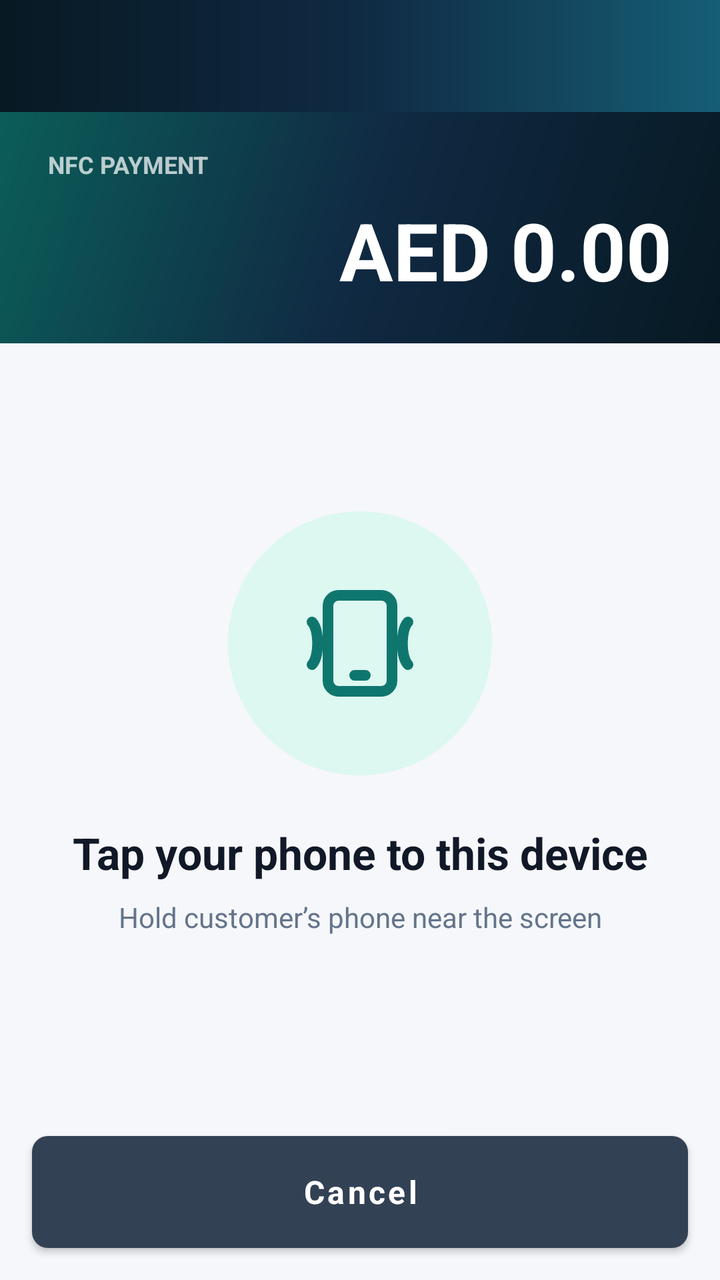
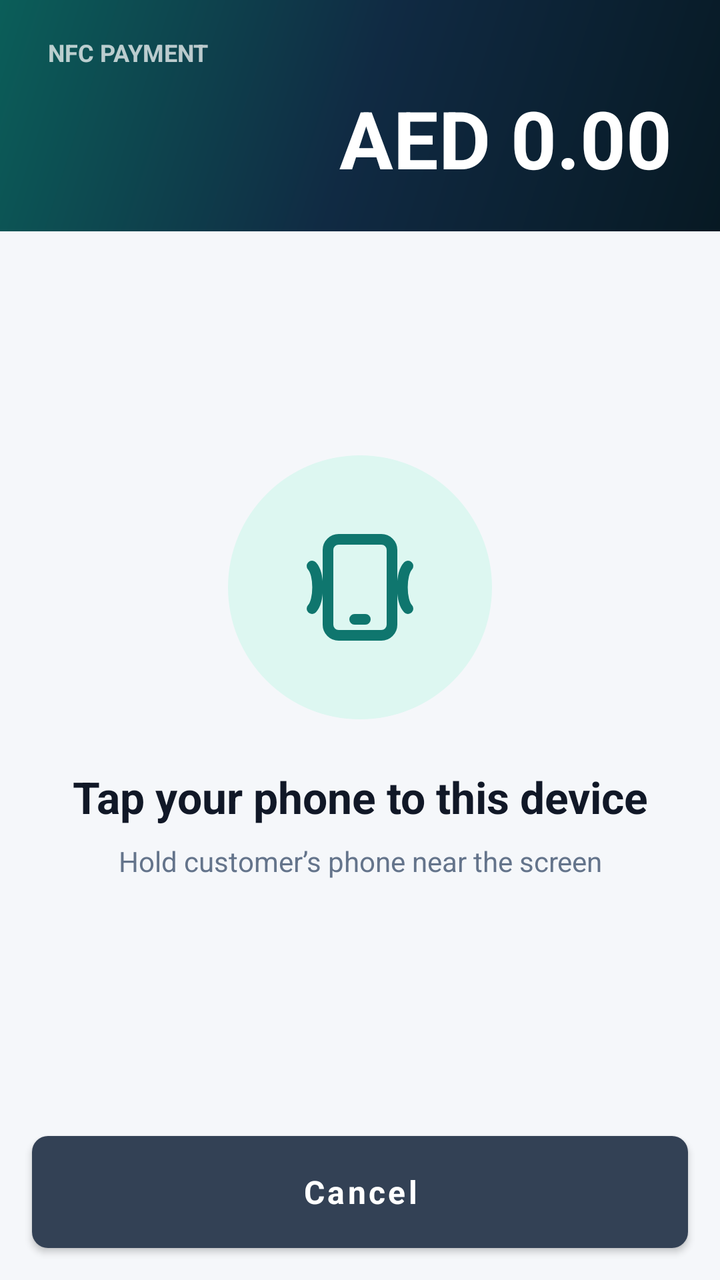

Compare the two renders of this Android layout. The source of the first and the diff that turns it into the second are given below.
<!-- AndroidManifest.xml: application theme AppTheme -->
<!-- res/layout/activity_nfc_pay.xml -->
<?xml version="1.0" encoding="utf-8"?>
<LinearLayout xmlns:android="http://schemas.android.com/apk/res/android"
    xmlns:app="http://schemas.android.com/apk/res-auto"
    android:layout_width="match_parent"
    android:layout_height="match_parent"
    android:background="@color/background"
    android:orientation="vertical">

    <androidx.appcompat.widget.Toolbar
        android:id="@+id/toolbar"
        style="@style/AppToolbar"
        android:layout_width="match_parent"
        android:layout_height="?attr/actionBarSize"
        app:titleTextColor="@color/white" />

    <TextView
        android:id="@+id/tv_timer"
        android:layout_width="0dp"
        android:layout_height="0dp"
        android:visibility="gone" />

    <LinearLayout
        android:layout_width="match_parent"
        android:layout_height="match_parent"
        android:background="@color/background"
        android:orientation="vertical">

        <LinearLayout
            android:layout_width="match_parent"
            android:layout_height="wrap_content"
            android:background="@drawable/bg_amount_panel"
            android:orientation="vertical"
            android:paddingStart="24dp"
            android:paddingTop="18dp"
            android:paddingEnd="24dp"
            android:paddingBottom="20dp">

            <TextView
                style="@style/TextSectionLabel"
                android:layout_width="wrap_content"
                android:layout_height="wrap_content"
                android:text="@string/nfc_pay_title"
                android:textColor="#B8FFFFFF" />

            <TextView
                android:id="@+id/tv_amount"
                android:layout_width="match_parent"
                android:layout_height="wrap_content"
                android:layout_marginTop="8dp"
                android:gravity="end"
                android:text="AED 0.00"
                android:textColor="@color/white"
                android:textSize="40sp"
                android:textStyle="bold" />
        </LinearLayout>

        <LinearLayout
            android:layout_width="match_parent"
            android:layout_height="0dp"
            android:layout_weight="1"
            android:gravity="center"
            android:orientation="vertical"
            android:padding="@dimen/screen_margin">

            <FrameLayout
                android:layout_width="132dp"
                android:layout_height="132dp"
                android:background="@drawable/bg_soft_accent_circle">

                <ImageView
                    android:layout_width="64dp"
                    android:layout_height="64dp"
                    android:layout_gravity="center"
                    android:contentDescription="@null"
                    android:src="@drawable/ic_phone_tap" />
            </FrameLayout>

            <TextView
                style="@style/TextScreenTitle"
                android:layout_width="match_parent"
                android:layout_height="wrap_content"
                android:layout_marginTop="24dp"
                android:gravity="center"
                android:text="@string/nfc_pay_instruction" />

            <TextView
                style="@style/TextBodyMuted"
                android:layout_width="match_parent"
                android:layout_height="wrap_content"
                android:layout_marginTop="8dp"
                android:gravity="center"
                android:text="@string/nfc_pay_subtitle" />
        </LinearLayout>

        <com.google.android.material.button.MaterialButton
            android:id="@+id/btn_cancel"
            style="@style/SecondaryButton"
            android:layout_width="match_parent"
            android:layout_height="@dimen/button_height"
            android:layout_margin="@dimen/screen_margin"
            android:text="@string/qr_cancel" />
    </LinearLayout>
</LinearLayout>
<!-- resources referenced by this layout -->
<resources>
  <color name="background">#F5F7FA</color>
  <color name="white">#FFFFFF</color>
  <dimen name="button_height">56dp</dimen>
  <dimen name="screen_margin">16dp</dimen>
  <!-- drawable bg_amount_panel (drawable) -->
  <?xml version="1.0" encoding="utf-8"?>
  <shape xmlns:android="http://schemas.android.com/apk/res/android">
      <gradient
          android:angle="135"
          android:startColor="@color/primary_dark"
          android:centerColor="@color/primary"
          android:endColor="@color/accent_dark" />
  </shape>
  <!-- drawable bg_soft_accent_circle (drawable) -->
  <?xml version="1.0" encoding="utf-8"?>
  <shape xmlns:android="http://schemas.android.com/apk/res/android"
      android:shape="oval">
      <solid android:color="@color/accent_soft" />
  </shape>
  <string name="nfc_pay_instruction">Tap your phone to this device</string>
  <string name="nfc_pay_subtitle">Hold customer’s phone near the screen</string>
  <string name="nfc_pay_title">NFC Payment</string>
  <string name="qr_cancel">Cancel</string>
  <style name="AppToolbar">
          <item name="android:background">@drawable/bg_toolbar</item>
          <item name="android:elevation">0dp</item>
      </style>
  <style name="SecondaryButton" parent="Widget.MaterialComponents.Button">
          <item name="android:minHeight">@dimen/button_height</item>
          <item name="backgroundTint">@color/btn_secondary</item>
          <item name="android:textColor">@color/white</item>
          <item name="android:textSize">16sp</item>
          <item name="android:textStyle">bold</item>
          <item name="android:textAllCaps">false</item>
          <item name="cornerRadius">8dp</item>
          <item name="android:insetTop">0dp</item>
          <item name="android:insetBottom">0dp</item>
          <item name="rippleColor">@color/primary_dark</item>
      </style>
  <style name="TextBodyMuted">
          <item name="android:textColor">@color/text_secondary</item>
          <item name="android:textSize">14sp</item>
      </style>
  <style name="TextScreenTitle">
          <item name="android:textColor">@color/text_primary</item>
          <item name="android:textSize">22sp</item>
          <item name="android:textStyle">bold</item>
      </style>
  <style name="TextSectionLabel">
          <item name="android:textColor">@color/text_secondary</item>
          <item name="android:textSize">12sp</item>
          <item name="android:textStyle">bold</item>
          <item name="android:textAllCaps">true</item>
      </style>
  <style name="AppTheme" parent="Theme.MaterialComponents.Light.NoActionBar">
          <item name="colorPrimary">@color/primary</item>
          <item name="colorPrimaryDark">@color/primary_dark</item>
          <item name="colorAccent">@color/accent</item>
          <item name="android:windowBackground">@color/background</item>
          <item name="android:statusBarColor">@color/primary_dark</item>
          <item name="android:navigationBarColor">@color/primary_dark</item>
          <item name="android:fontFamily">sans-serif</item>
      </style>
  <color name="primary_dark">#071923</color>
  <color name="primary">#102A43</color>
  <color name="accent_dark">#0B5E59</color>
  <color name="accent_soft">#DDF7F1</color>
  <color name="accent">#0F766E</color>
  <!-- drawable bg_toolbar (drawable) -->
  <?xml version="1.0" encoding="utf-8"?>
  <shape xmlns:android="http://schemas.android.com/apk/res/android">
      <gradient
          android:angle="0"
          android:startColor="@color/primary_dark"
          android:centerColor="@color/primary"
          android:endColor="@color/primary_variant" />
  </shape>
  <color name="btn_secondary">#334155</color>
  <color name="text_secondary">#64748B</color>
  <color name="text_primary">#111827</color>
  <color name="primary_variant">#155E75</color>
  <!-- unchanged entries left out for length: 1 -->
</resources>

<!-- the commit's change to res/layout/activity_nfc_pay.xml (unified diff, before → after) -->
@@ -5,13 +5,6 @@
     android:layout_height="match_parent"
     android:background="@color/background"
     android:orientation="vertical">
-
-    <androidx.appcompat.widget.Toolbar
-        android:id="@+id/toolbar"
-        style="@style/AppToolbar"
-        android:layout_width="match_parent"
-        android:layout_height="?attr/actionBarSize"
-        app:titleTextColor="@color/white" />
 
     <TextView
         android:id="@+id/tv_timer"
<!-- resource entries referenced after the edit -->
@@ -23,10 +23,6 @@
   <string name="nfc_pay_subtitle">Hold customer’s phone near the screen</string>
   <string name="nfc_pay_title">NFC Payment</string>
   <string name="qr_cancel">Cancel</string>
-  <style name="AppToolbar">
-          <item name="android:background">@drawable/bg_toolbar</item>
-          <item name="android:elevation">0dp</item>
-      </style>
   <style name="SecondaryButton" parent="Widget.MaterialComponents.Button">
           <item name="android:minHeight">@dimen/button_height</item>
           <item name="backgroundTint">@color/btn_secondary</item>
@@ -68,19 +64,9 @@
   <color name="accent_dark">#0B5E59</color>
   <color name="accent_soft">#DDF7F1</color>
   <color name="accent">#0F766E</color>
-  <!-- drawable bg_toolbar (drawable) -->
-  <?xml version="1.0" encoding="utf-8"?>
-  <shape xmlns:android="http://schemas.android.com/apk/res/android">
-      <gradient
-          android:angle="0"
-          android:startColor="@color/primary_dark"
-          android:centerColor="@color/primary"
-          android:endColor="@color/primary_variant" />
-  </shape>
   <color name="btn_secondary">#334155</color>
   <color name="text_secondary">#64748B</color>
   <color name="text_primary">#111827</color>
-  <color name="primary_variant">#155E75</color>
   <!-- unchanged entries left out for length: 1 -->
 </resources>
 
